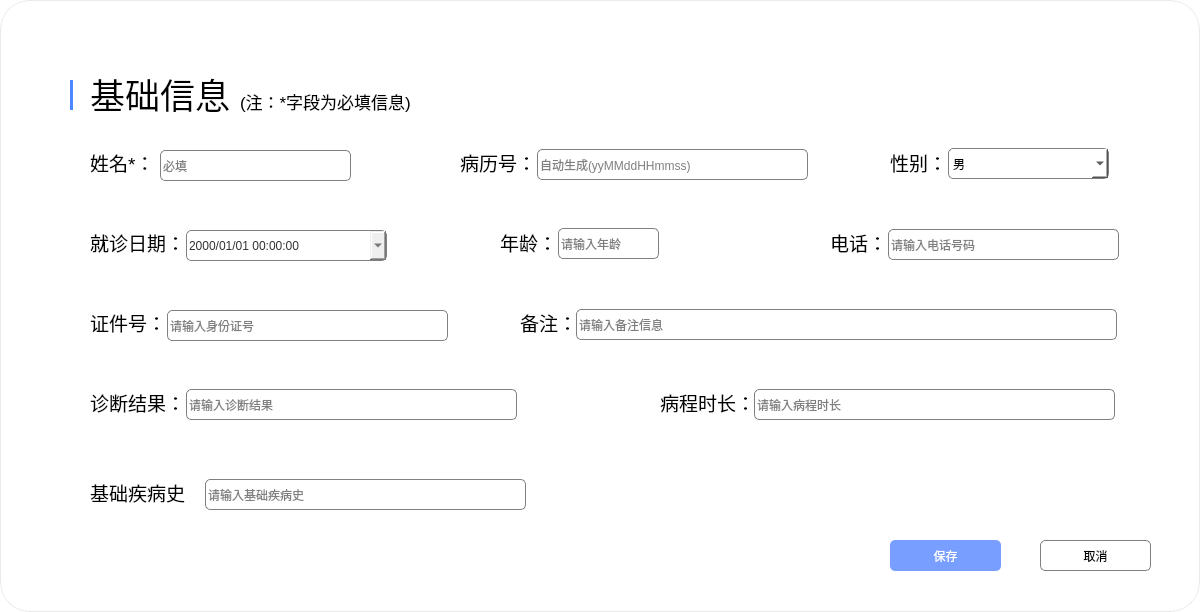
Before: the Qt Designer form ui/patient_newa.ui in zhushizi/BCI_HW_v2, drawn with Qt 5.
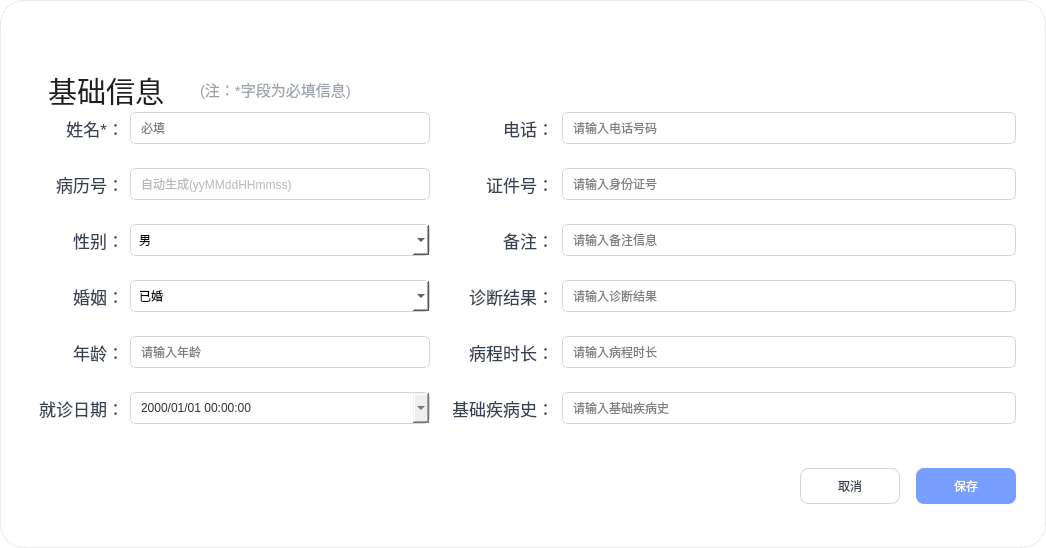
After: the same form once the commit is applied. Icons and pictures are not drawn.

```diff
--- a/ui/patient_newa.ui
+++ b/ui/patient_newa.ui
@@ -6,20 +6,20 @@
    <rect>
     <x>0</x>
     <y>0</y>
-    <width>1200</width>
-    <height>612</height>
+    <width>1046</width>
+    <height>548</height>
    </rect>
   </property>
   <property name="minimumSize">
    <size>
-    <width>1200</width>
-    <height>612</height>
+    <width>1046</width>
+    <height>548</height>
    </size>
   </property>
   <property name="maximumSize">
    <size>
-    <width>1200</width>
-    <height>612</height>
+    <width>1046</width>
+    <height>548</height>
    </size>
   </property>
   <property name="windowTitle">
@@ -28,15 +28,15 @@
   <property name="styleSheet">
    <string notr="true">QDialog#PatientEditDialog {
 	background-color: #ffffff;
-	border-radius: 30px;
+	border-radius: 24px;
 	border: 1px solid rgba(0, 0, 0, 0.08);
 }</string>
   </property>
   <widget class="QLabel" name="label">
    <property name="geometry">
     <rect>
-     <x>500</x>
-     <y>20</y>
+     <x>409</x>
+     <y>16</y>
      <width>228</width>
      <height>50</height>
     </rect>
@@ -63,30 +63,20 @@
   <widget class="QLabel" name="label_2">
    <property name="geometry">
     <rect>
-     <x>90</x>
-     <y>70</y>
+     <x>48</x>
+     <y>72</y>
      <width>140</width>
-     <height>48</height>
+     <height>36</height>
     </rect>
    </property>
-   <property name="minimumSize">
-    <size>
-     <width>140</width>
-     <height>48</height>
-    </size>
-   </property>
-   <property name="maximumSize">
-    <size>
-     <width>140</width>
-     <height>48</height>
-    </size>
-   </property>
    <property name="font">
     <font>
-     <pointsize>26</pointsize>
-     <bold>false</bold>
+     <pointsize>22</pointsize>
     </font>
    </property>
+   <property name="styleSheet">
+    <string notr="true">color: #1F1F1F;</string>
+   </property>
    <property name="text">
     <string>基础信息</string>
    </property>
@@ -94,102 +84,59 @@
   <widget class="QLabel" name="label_3">
    <property name="geometry">
     <rect>
-     <x>240</x>
-     <y>90</y>
-     <width>189</width>
+     <x>200</x>
+     <y>78</y>
+     <width>220</width>
      <height>22</height>
     </rect>
    </property>
-   <property name="minimumSize">
-    <size>
-     <width>189</width>
-     <height>22</height>
-    </size>
-   </property>
-   <property name="maximumSize">
-    <size>
-     <width>189</width>
-     <height>22</height>
-    </size>
-   </property>
    <property name="font">
     <font>
-     <pointsize>13</pointsize>
+     <pointsize>11</pointsize>
     </font>
    </property>
+   <property name="styleSheet">
+    <string notr="true">color: #9CA3AF;</string>
+   </property>
    <property name="text">
     <string>(注：*字段为必填信息)</string>
    </property>
   </widget>
-  <widget class="QLabel" name="label_4">
-   <property name="geometry">
-    <rect>
-     <x>70</x>
-     <y>80</y>
-     <width>3</width>
-     <height>30</height>
-    </rect>
-   </property>
-   <property name="minimumSize">
-    <size>
-     <width>3</width>
-     <height>30</height>
-    </size>
-   </property>
-   <property name="maximumSize">
-    <size>
-     <width>3</width>
-     <height>30</height>
-    </size>
-   </property>
-   <property name="styleSheet">
-    <string notr="true">background-color: rgb(75, 135, 253);</string>
-   </property>
-   <property name="text">
-    <string/>
-   </property>
-  </widget>
   <widget class="QLabel" name="label_name">
    <property name="geometry">
     <rect>
-     <x>90</x>
-     <y>150</y>
-     <width>61</width>
-     <height>25</height>
+     <x>48</x>
+     <y>112</y>
+     <width>76</width>
+     <height>32</height>
     </rect>
    </property>
-   <property name="minimumSize">
-    <size>
-     <width>0</width>
-     <height>25</height>
-    </size>
-   </property>
-   <property name="maximumSize">
-    <size>
-     <width>16777215</width>
-     <height>25</height>
-    </size>
-   </property>
    <property name="font">
     <font>
-     <pointsize>14</pointsize>
+     <pointsize>13</pointsize>
     </font>
    </property>
+   <property name="styleSheet">
+    <string notr="true">color: #374151;</string>
+   </property>
    <property name="text">
     <string>姓名*：</string>
    </property>
+   <property name="alignment">
+    <set>Qt::AlignRight|Qt::AlignTrailing|Qt::AlignVCenter</set>
+   </property>
   </widget>
   <widget class="QLineEdit" name="lineEdit_name">
    <property name="geometry">
     <rect>
-     <x>160</x>
-     <y>150</y>
-     <width>191</width>
-     <height>31</height>
+     <x>130</x>
+     <y>112</y>
+     <width>300</width>
+     <height>32</height>
     </rect>
    </property>
    <property name="styleSheet">
-    <string notr="true">border: 1px solid gray; border-radius: 5px;</string>
+    <string notr="true">border: 1px solid #D0D5DD; border-radius: 6px; padding-left: 8px;</string>
    </property>
    <property name="placeholderText">
     <string>必填</string>
@@ -198,47 +145,38 @@
   <widget class="QLabel" name="label_patientId">
    <property name="geometry">
     <rect>
-     <x>460</x>
-     <y>150</y>
-     <width>71</width>
-     <height>25</height>
+     <x>48</x>
+     <y>168</y>
+     <width>76</width>
+     <height>32</height>
     </rect>
    </property>
-   <property name="minimumSize">
-    <size>
-     <width>0</width>
-     <height>25</height>
-    </size>
-   </property>
-   <property name="maximumSize">
-    <size>
-     <width>16777215</width>
-     <height>25</height>
-    </size>
-   </property>
    <property name="font">
     <font>
-     <pointsize>14</pointsize>
+     <pointsize>13</pointsize>
     </font>
    </property>
+   <property name="styleSheet">
+    <string notr="true">color: #374151;</string>
+   </property>
    <property name="text">
     <string>病历号：</string>
    </property>
+   <property name="alignment">
+    <set>Qt::AlignRight|Qt::AlignTrailing|Qt::AlignVCenter</set>
+   </property>
   </widget>
   <widget class="QLineEdit" name="lineEdit_patientId">
    <property name="geometry">
     <rect>
-     <x>537</x>
-     <y>149</y>
-     <width>271</width>
-     <height>31</height>
+     <x>130</x>
+     <y>168</y>
+     <width>300</width>
+     <height>32</height>
     </rect>
    </property>
    <property name="styleSheet">
-    <string notr="true">border: 1px solid gray; border-radius: 5px;</string>
-   </property>
-   <property name="readOnly">
-    <bool>true</bool>
+    <string notr="true">border: 1px solid #D0D5DD; border-radius: 6px; padding-left: 8px; color: #6B7280;</string>
    </property>
    <property name="placeholderText">
     <string>自动生成(yyMMddHHmmss)</string>
@@ -247,44 +185,38 @@
   <widget class="QLabel" name="label_gender">
    <property name="geometry">
     <rect>
-     <x>890</x>
-     <y>150</y>
-     <width>51</width>
-     <height>25</height>
+     <x>48</x>
+     <y>224</y>
+     <width>76</width>
+     <height>32</height>
     </rect>
    </property>
-   <property name="minimumSize">
-    <size>
-     <width>0</width>
-     <height>25</height>
-    </size>
-   </property>
-   <property name="maximumSize">
-    <size>
-     <width>16777215</width>
-     <height>25</height>
-    </size>
-   </property>
    <property name="font">
     <font>
-     <pointsize>14</pointsize>
+     <pointsize>13</pointsize>
     </font>
    </property>
+   <property name="styleSheet">
+    <string notr="true">color: #374151;</string>
+   </property>
    <property name="text">
     <string>性别：</string>
    </property>
+   <property name="alignment">
+    <set>Qt::AlignRight|Qt::AlignTrailing|Qt::AlignVCenter</set>
+   </property>
   </widget>
   <widget class="QComboBox" name="comboBox_gender">
    <property name="geometry">
     <rect>
-     <x>948</x>
-     <y>148</y>
-     <width>161</width>
-     <height>31</height>
+     <x>130</x>
+     <y>224</y>
+     <width>300</width>
+     <height>32</height>
     </rect>
    </property>
    <property name="styleSheet">
-    <string>QComboBox { border: 1px solid gray; border-radius: 5px; background-color: white; }
+    <string>QComboBox { border: 1px solid #D0D5DD; border-radius: 6px; background-color: white; padding-left: 8px; }
 QComboBox QAbstractItemView { background-color: white; }</string>
    </property>
    <item>
@@ -303,47 +235,94 @@
     </property>
    </item>
   </widget>
+  <widget class="QLabel" name="label_marital">
+   <property name="geometry">
+    <rect>
+     <x>48</x>
+     <y>280</y>
+     <width>76</width>
+     <height>32</height>
+    </rect>
+   </property>
+   <property name="font">
+    <font>
+     <pointsize>13</pointsize>
+    </font>
+   </property>
+   <property name="styleSheet">
+    <string notr="true">color: #374151;</string>
+   </property>
+   <property name="text">
+    <string>婚姻：</string>
+   </property>
+   <property name="alignment">
+    <set>Qt::AlignRight|Qt::AlignTrailing|Qt::AlignVCenter</set>
+   </property>
+  </widget>
+  <widget class="QComboBox" name="comboBox_marital">
+   <property name="geometry">
+    <rect>
+     <x>130</x>
+     <y>280</y>
+     <width>300</width>
+     <height>32</height>
+    </rect>
+   </property>
+   <property name="styleSheet">
+    <string>QComboBox { border: 1px solid #D0D5DD; border-radius: 6px; background-color: white; padding-left: 8px; }
+QComboBox QAbstractItemView { background-color: white; }</string>
+   </property>
+   <item>
+    <property name="text">
+     <string>已婚</string>
+    </property>
+   </item>
+   <item>
+    <property name="text">
+     <string>未婚</string>
+    </property>
+   </item>
+   <item>
+    <property name="text">
+     <string>保密</string>
+    </property>
+   </item>
+  </widget>
   <widget class="QLabel" name="label_age">
    <property name="geometry">
     <rect>
-     <x>500</x>
-     <y>230</y>
-     <width>51</width>
-     <height>25</height>
+     <x>48</x>
+     <y>336</y>
+     <width>76</width>
+     <height>32</height>
     </rect>
    </property>
-   <property name="minimumSize">
-    <size>
-     <width>0</width>
-     <height>25</height>
-    </size>
-   </property>
-   <property name="maximumSize">
-    <size>
-     <width>16777215</width>
-     <height>25</height>
-    </size>
-   </property>
    <property name="font">
     <font>
-     <pointsize>14</pointsize>
+     <pointsize>13</pointsize>
     </font>
    </property>
+   <property name="styleSheet">
+    <string notr="true">color: #374151;</string>
+   </property>
    <property name="text">
     <string>年龄：</string>
    </property>
+   <property name="alignment">
+    <set>Qt::AlignRight|Qt::AlignTrailing|Qt::AlignVCenter</set>
+   </property>
   </widget>
   <widget class="QLineEdit" name="spinBox_age">
    <property name="geometry">
     <rect>
-     <x>558</x>
-     <y>228</y>
-     <width>101</width>
-     <height>31</height>
+     <x>130</x>
+     <y>336</y>
+     <width>300</width>
+     <height>32</height>
     </rect>
    </property>
    <property name="styleSheet">
-    <string notr="true">border: 1px solid gray; border-radius: 5px;</string>
+    <string notr="true">border: 1px solid #D0D5DD; border-radius: 6px; padding-left: 8px;</string>
    </property>
    <property name="placeholderText">
     <string>请输入年龄</string>
@@ -352,44 +331,38 @@
   <widget class="QLabel" name="label_visit">
    <property name="geometry">
     <rect>
-     <x>90</x>
-     <y>230</y>
-     <width>91</width>
-     <height>25</height>
+     <x>23</x>
+     <y>392</y>
+     <width>101</width>
+     <height>32</height>
     </rect>
    </property>
-   <property name="minimumSize">
-    <size>
-     <width>0</width>
-     <height>25</height>
-    </size>
-   </property>
-   <property name="maximumSize">
-    <size>
-     <width>16777215</width>
-     <height>25</height>
-    </size>
-   </property>
    <property name="font">
     <font>
-     <pointsize>14</pointsize>
+     <pointsize>13</pointsize>
     </font>
    </property>
+   <property name="styleSheet">
+    <string notr="true">color: #374151;</string>
+   </property>
    <property name="text">
     <string>就诊日期：</string>
    </property>
+   <property name="alignment">
+    <set>Qt::AlignRight|Qt::AlignTrailing|Qt::AlignVCenter</set>
+   </property>
   </widget>
   <widget class="QDateTimeEdit" name="dateTimeEdit_visit">
    <property name="geometry">
     <rect>
-     <x>186</x>
-     <y>230</y>
-     <width>201</width>
-     <height>31</height>
+     <x>130</x>
+     <y>392</y>
+     <width>300</width>
+     <height>32</height>
     </rect>
    </property>
    <property name="styleSheet">
-    <string>border: 1px solid gray; border-radius: 5px; color: #333333;</string>
+    <string>border: 1px solid #D0D5DD; border-radius: 6px; padding-left: 8px; color: #333333;</string>
    </property>
    <property name="displayFormat">
     <string>yyyy/MM/dd HH:mm:ss</string>
@@ -401,142 +374,124 @@
   <widget class="QLabel" name="label_phone">
    <property name="geometry">
     <rect>
-     <x>830</x>
-     <y>230</y>
-     <width>51</width>
-     <height>25</height>
+     <x>458</x>
+     <y>112</y>
+     <width>96</width>
+     <height>32</height>
     </rect>
    </property>
-   <property name="minimumSize">
-    <size>
-     <width>0</width>
-     <height>25</height>
-    </size>
-   </property>
-   <property name="maximumSize">
-    <size>
-     <width>16777215</width>
-     <height>25</height>
-    </size>
-   </property>
    <property name="font">
     <font>
-     <pointsize>14</pointsize>
+     <pointsize>13</pointsize>
     </font>
    </property>
+   <property name="styleSheet">
+    <string notr="true">color: #374151;</string>
+   </property>
    <property name="text">
     <string>电话：</string>
    </property>
+   <property name="alignment">
+    <set>Qt::AlignRight|Qt::AlignTrailing|Qt::AlignVCenter</set>
+   </property>
   </widget>
   <widget class="QLineEdit" name="lineEdit_phone">
    <property name="geometry">
     <rect>
-     <x>888</x>
-     <y>229</y>
-     <width>231</width>
-     <height>31</height>
+     <x>562</x>
+     <y>112</y>
+     <width>454</width>
+     <height>32</height>
     </rect>
    </property>
    <property name="styleSheet">
-    <string notr="true">border: 1px solid gray; border-radius: 5px;</string>
-   </property>
-   <property name="placeholderText">
-    <string>请输入电话号码</string>
+    <string notr="true">border: 1px solid #D0D5DD; border-radius: 6px; padding-left: 8px;</string>
    </property>
    <property name="maxLength">
     <number>11</number>
    </property>
+   <property name="placeholderText">
+    <string>请输入电话号码</string>
+   </property>
   </widget>
   <widget class="QLabel" name="label_idCard">
    <property name="geometry">
     <rect>
-     <x>90</x>
-     <y>310</y>
-     <width>71</width>
-     <height>25</height>
+     <x>458</x>
+     <y>168</y>
+     <width>96</width>
+     <height>32</height>
     </rect>
    </property>
-   <property name="minimumSize">
-    <size>
-     <width>0</width>
-     <height>25</height>
-    </size>
-   </property>
-   <property name="maximumSize">
-    <size>
-     <width>16777215</width>
-     <height>25</height>
-    </size>
-   </property>
    <property name="font">
     <font>
-     <pointsize>14</pointsize>
+     <pointsize>13</pointsize>
     </font>
    </property>
+   <property name="styleSheet">
+    <string notr="true">color: #374151;</string>
+   </property>
    <property name="text">
     <string>证件号：</string>
    </property>
+   <property name="alignment">
+    <set>Qt::AlignRight|Qt::AlignTrailing|Qt::AlignVCenter</set>
+   </property>
   </widget>
   <widget class="QLineEdit" name="lineEdit_idCard">
    <property name="geometry">
     <rect>
-     <x>167</x>
-     <y>310</y>
-     <width>281</width>
-     <height>31</height>
+     <x>562</x>
+     <y>168</y>
+     <width>454</width>
+     <height>32</height>
     </rect>
    </property>
    <property name="styleSheet">
-    <string notr="true">border: 1px solid gray; border-radius: 5px;</string>
-   </property>
-   <property name="placeholderText">
-    <string>请输入身份证号</string>
+    <string notr="true">border: 1px solid #D0D5DD; border-radius: 6px; padding-left: 8px;</string>
    </property>
    <property name="maxLength">
     <number>18</number>
    </property>
+   <property name="placeholderText">
+    <string>请输入身份证号</string>
+   </property>
   </widget>
   <widget class="QLabel" name="label_note">
    <property name="geometry">
     <rect>
-     <x>520</x>
-     <y>310</y>
-     <width>51</width>
-     <height>25</height>
+     <x>458</x>
+     <y>224</y>
+     <width>96</width>
+     <height>32</height>
     </rect>
    </property>
-   <property name="minimumSize">
-    <size>
-     <width>0</width>
-     <height>25</height>
-    </size>
-   </property>
-   <property name="maximumSize">
-    <size>
-     <width>500000</width>
-     <height>25</height>
-    </size>
-   </property>
    <property name="font">
     <font>
-     <pointsize>14</pointsize>
+     <pointsize>13</pointsize>
     </font>
    </property>
+   <property name="styleSheet">
+    <string notr="true">color: #374151;</string>
+   </property>
    <property name="text">
     <string>备注：</string>
    </property>
+   <property name="alignment">
+    <set>Qt::AlignRight|Qt::AlignTrailing|Qt::AlignVCenter</set>
+   </property>
   </widget>
   <widget class="QLineEdit" name="lineEdit_notes">
    <property name="geometry">
     <rect>
-     <x>576</x>
-     <y>309</y>
-     <width>541</width>
-     <height>31</height>
+     <x>562</x>
+     <y>224</y>
+     <width>454</width>
+     <height>32</height>
     </rect>
    </property>
    <property name="styleSheet">
-    <string notr="true">border: 1px solid gray; border-radius: 5px;</string>
+    <string notr="true">border: 1px solid #D0D5DD; border-radius: 6px; padding-left: 8px;</string>
    </property>
    <property name="placeholderText">
     <string>请输入备注信息</string>
@@ -545,44 +500,38 @@
   <widget class="QLabel" name="label_diagnosisResult">
    <property name="geometry">
     <rect>
-     <x>90</x>
-     <y>390</y>
-     <width>91</width>
-     <height>25</height>
+     <x>458</x>
+     <y>280</y>
+     <width>96</width>
+     <height>32</height>
     </rect>
    </property>
-   <property name="minimumSize">
-    <size>
-     <width>0</width>
-     <height>25</height>
-    </size>
-   </property>
-   <property name="maximumSize">
-    <size>
-     <width>16777215</width>
-     <height>25</height>
-    </size>
-   </property>
    <property name="font">
     <font>
-     <pointsize>14</pointsize>
+     <pointsize>13</pointsize>
     </font>
    </property>
+   <property name="styleSheet">
+    <string notr="true">color: #374151;</string>
+   </property>
    <property name="text">
     <string>诊断结果：</string>
    </property>
+   <property name="alignment">
+    <set>Qt::AlignRight|Qt::AlignTrailing|Qt::AlignVCenter</set>
+   </property>
   </widget>
   <widget class="QLineEdit" name="lineEdit_diagnosisResult">
    <property name="geometry">
     <rect>
-     <x>186</x>
-     <y>389</y>
-     <width>331</width>
-     <height>31</height>
+     <x>562</x>
+     <y>280</y>
+     <width>454</width>
+     <height>32</height>
     </rect>
    </property>
    <property name="styleSheet">
-    <string notr="true">border: 1px solid gray; border-radius: 5px;</string>
+    <string notr="true">border: 1px solid #D0D5DD; border-radius: 6px; padding-left: 8px;</string>
    </property>
    <property name="placeholderText">
     <string>请输入诊断结果</string>
@@ -591,44 +540,38 @@
   <widget class="QLabel" name="label_durationOfIllness">
    <property name="geometry">
     <rect>
-     <x>660</x>
-     <y>390</y>
-     <width>91</width>
-     <height>25</height>
+     <x>458</x>
+     <y>336</y>
+     <width>96</width>
+     <height>32</height>
     </rect>
    </property>
-   <property name="minimumSize">
-    <size>
-     <width>0</width>
-     <height>25</height>
-    </size>
-   </property>
-   <property name="maximumSize">
-    <size>
-     <width>16777215</width>
-     <height>25</height>
-    </size>
-   </property>
    <property name="font">
     <font>
-     <pointsize>14</pointsize>
+     <pointsize>13</pointsize>
     </font>
    </property>
+   <property name="styleSheet">
+    <string notr="true">color: #374151;</string>
+   </property>
    <property name="text">
     <string>病程时长：</string>
    </property>
+   <property name="alignment">
+    <set>Qt::AlignRight|Qt::AlignTrailing|Qt::AlignVCenter</set>
+   </property>
   </widget>
   <widget class="QLineEdit" name="lineEdit_durationOfIllness">
    <property name="geometry">
     <rect>
-     <x>754</x>
-     <y>389</y>
-     <width>361</width>
-     <height>31</height>
+     <x>562</x>
+     <y>336</y>
+     <width>454</width>
+     <height>32</height>
     </rect>
    </property>
    <property name="styleSheet">
-    <string notr="true">border: 1px solid gray; border-radius: 5px;</string>
+    <string notr="true">border: 1px solid #D0D5DD; border-radius: 6px; padding-left: 8px;</string>
    </property>
    <property name="placeholderText">
     <string>请输入病程时长</string>
@@ -637,60 +580,77 @@
   <widget class="QLabel" name="label_underlyingHealthCondition">
    <property name="geometry">
     <rect>
-     <x>90</x>
-     <y>480</y>
+     <x>453</x>
+     <y>392</y>
      <width>101</width>
-     <height>25</height>
+     <height>32</height>
     </rect>
    </property>
-   <property name="minimumSize">
-    <size>
-     <width>0</width>
-     <height>25</height>
-    </size>
-   </property>
-   <property name="maximumSize">
-    <size>
-     <width>16777215</width>
-     <height>25</height>
-    </size>
-   </property>
    <property name="font">
     <font>
-     <pointsize>14</pointsize>
+     <pointsize>13</pointsize>
     </font>
    </property>
+   <property name="styleSheet">
+    <string notr="true">color: #374151;</string>
+   </property>
    <property name="text">
     <string>基础疾病史：</string>
    </property>
+   <property name="alignment">
+    <set>Qt::AlignRight|Qt::AlignTrailing|Qt::AlignVCenter</set>
+   </property>
   </widget>
   <widget class="QLineEdit" name="lineEdit_underlyingHealthCondition">
    <property name="geometry">
     <rect>
-     <x>205</x>
-     <y>479</y>
-     <width>321</width>
-     <height>31</height>
+     <x>562</x>
+     <y>392</y>
+     <width>454</width>
+     <height>32</height>
     </rect>
    </property>
    <property name="styleSheet">
-    <string notr="true">border: 1px solid gray; border-radius: 5px;</string>
+    <string notr="true">border: 1px solid #D0D5DD; border-radius: 6px; padding-left: 8px;</string>
    </property>
    <property name="placeholderText">
     <string>请输入基础疾病史</string>
    </property>
   </widget>
+  <widget class="QPushButton" name="pushButton_cancel">
+   <property name="geometry">
+    <rect>
+     <x>800</x>
+     <y>468</y>
+     <width>100</width>
+     <height>36</height>
+    </rect>
+   </property>
+   <property name="cursor">
+    <cursorShape>PointingHandCursor</cursorShape>
+   </property>
+   <property name="styleSheet">
+    <string notr="true">border: 1px solid #D0D5DD; border-radius: 8px;
+background-color: #FFFFFF; color: #374151;</string>
+   </property>
+   <property name="text">
+    <string>取消</string>
+   </property>
+  </widget>
   <widget class="QPushButton" name="pushButton_ok">
    <property name="geometry">
     <rect>
-     <x>890</x>
-     <y>540</y>
-     <width>111</width>
-     <height>31</height>
+     <x>916</x>
+     <y>468</y>
+     <width>100</width>
+     <height>36</height>
     </rect>
    </property>
+   <property name="cursor">
+    <cursorShape>PointingHandCursor</cursorShape>
+   </property>
    <property name="styleSheet">
-    <string>border: none; border-radius: 5px; background-color: #789EFF; color: white;</string>
+    <string>border: none; border-radius: 8px; background-color: #789EFF; color: white;</string>
    </property>
    <property name="text">
     <string>保存</string>
@@ -699,28 +659,11 @@
     <bool>true</bool>
    </property>
   </widget>
-  <widget class="QPushButton" name="pushButton_cancel">
-   <property name="geometry">
-    <rect>
-     <x>1040</x>
-     <y>540</y>
-     <width>111</width>
-     <height>31</height>
-    </rect>
-   </property>
-   <property name="styleSheet">
-    <string notr="true">border: 1px solid gray; border-radius: 5px;
-background-color: rgb(255, 255, 255);</string>
-   </property>
-   <property name="text">
-    <string>取消</string>
-   </property>
-  </widget>
   <widget class="QPushButton" name="label_close">
    <property name="geometry">
     <rect>
-     <x>1150</x>
-     <y>20</y>
+     <x>996</x>
+     <y>16</y>
      <width>30</width>
      <height>30</height>
     </rect>
```
Left out of the diff: 16 changed lines with no effect on the pictures.
